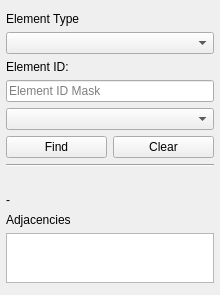
This is ui/qgisred_findElements_dock.ui in Ingeniousware/QGISRed-BID as Qt 5 draws it before an edit. The edited form follows.
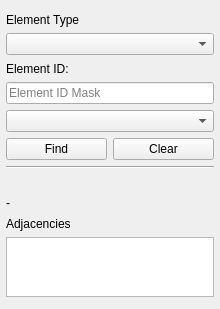
This is the edited form. Custom widgets are drawn as their Qt base class.

Commit message: attempt to fix size

Patch:
```diff
--- a/ui/qgisred_findElements_dock.ui
+++ b/ui/qgisred_findElements_dock.ui
@@ -7,11 +7,11 @@
     <x>0</x>
     <y>0</y>
     <width>220</width>
-    <height>265</height>
+    <height>309</height>
    </rect>
   </property>
   <property name="sizePolicy">
-   <sizepolicy hsizetype="Preferred" vsizetype="MinimumExpanding">
+   <sizepolicy hsizetype="Preferred" vsizetype="Minimum">
     <horstretch>0</horstretch>
     <verstretch>0</verstretch>
    </sizepolicy>
@@ -19,13 +19,13 @@
   <property name="minimumSize">
    <size>
     <width>220</width>
-    <height>265</height>
+    <height>309</height>
    </size>
   </property>
   <property name="maximumSize">
    <size>
     <width>524287</width>
-    <height>328</height>
+    <height>350</height>
    </size>
   </property>
   <property name="windowTitle">
@@ -131,6 +131,21 @@
     </item>
     <item>
      <widget class="QLabel" name="emptyLabel">
+      <property name="enabled">
+       <bool>true</bool>
+      </property>
+      <property name="sizePolicy">
+       <sizepolicy hsizetype="Preferred" vsizetype="Minimum">
+        <horstretch>0</horstretch>
+        <verstretch>0</verstretch>
+       </sizepolicy>
+      </property>
+      <property name="minimumSize">
+       <size>
+        <width>0</width>
+        <height>7</height>
+       </size>
+      </property>
       <property name="text">
        <string/>
       </property>
@@ -153,7 +168,7 @@
     <item>
      <widget class="QListWidget" name="listWidget">
       <property name="sizePolicy">
-       <sizepolicy hsizetype="Expanding" vsizetype="Fixed">
+       <sizepolicy hsizetype="Expanding" vsizetype="Expanding">
         <horstretch>0</horstretch>
         <verstretch>0</verstretch>
        </sizepolicy>
```
The commit also changes 1 other file.
